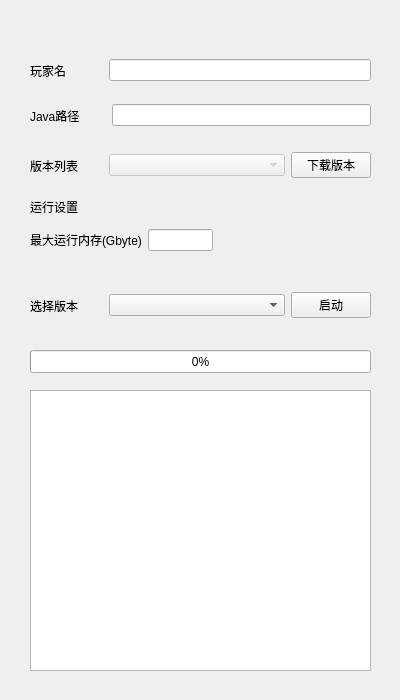
Old version of the form MainWindow.ui in the repository js-tst/IotaMinecraftLauncher.
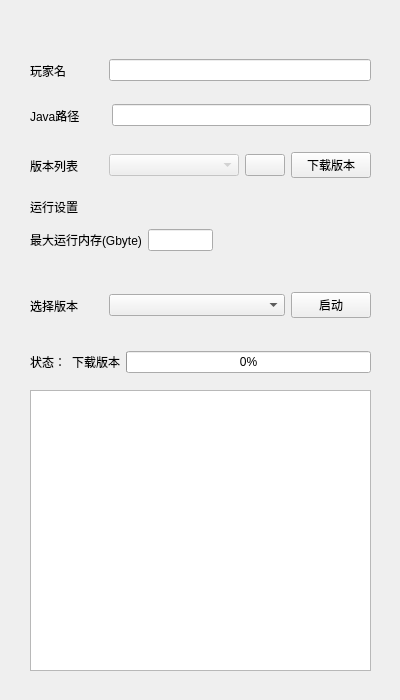
New version of the form. Icons and pictures are not drawn.

```diff
--- a/MainWindow.ui
+++ b/MainWindow.ui
@@ -174,19 +174,6 @@
      </item>
     </layout>
    </widget>
-   <widget class="QProgressBar" name="progressBar">
-    <property name="geometry">
-     <rect>
-      <x>30</x>
-      <y>350</y>
-      <width>341</width>
-      <height>23</height>
-     </rect>
-    </property>
-    <property name="value">
-     <number>0</number>
-    </property>
-   </widget>
    <widget class="QWidget" name="horizontalLayoutWidget_3">
     <property name="geometry">
      <rect>
@@ -233,6 +220,22 @@
        </property>
       </widget>
      </item>
+     <item>
+      <widget class="QPushButton" name="pushButton_3">
+       <property name="sizePolicy">
+        <sizepolicy hsizetype="Maximum" vsizetype="Fixed">
+         <horstretch>0</horstretch>
+         <verstretch>0</verstretch>
+        </sizepolicy>
+       </property>
+       <property name="text">
+        <string/>
+       </property>
+       <property name="icon">
+        <iconset theme="QIcon::ThemeIcon::ViewRefresh"/>
+       </property>
+      </widget>
+     </item>
      <item>
       <widget class="QPushButton" name="pushButton_2">
        <property name="sizePolicy">
@@ -306,6 +309,39 @@
      </item>
     </layout>
    </widget>
+   <widget class="QWidget" name="horizontalLayoutWidget_5">
+    <property name="geometry">
+     <rect>
+      <x>30</x>
+      <y>350</y>
+      <width>341</width>
+      <height>24</height>
+     </rect>
+    </property>
+    <layout class="QHBoxLayout" name="horizontalLayout_5">
+     <item>
+      <widget class="QLabel" name="label_7">
+       <property name="text">
+        <string>状态：</string>
+       </property>
+      </widget>
+     </item>
+     <item>
+      <widget class="QLabel" name="label_8">
+       <property name="text">
+        <string>下载版本</string>
+       </property>
+      </widget>
+     </item>
+     <item>
+      <widget class="QProgressBar" name="progressBar">
+       <property name="value">
+        <number>0</number>
+       </property>
+      </widget>
+     </item>
+    </layout>
+   </widget>
   </widget>
  </widget>
  <resources/>
```
